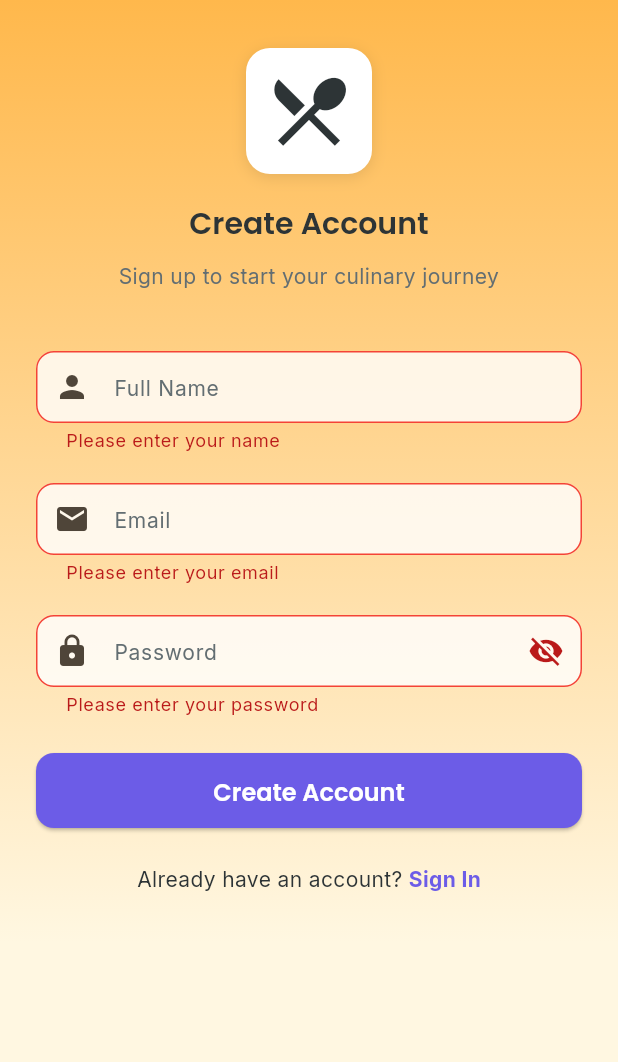
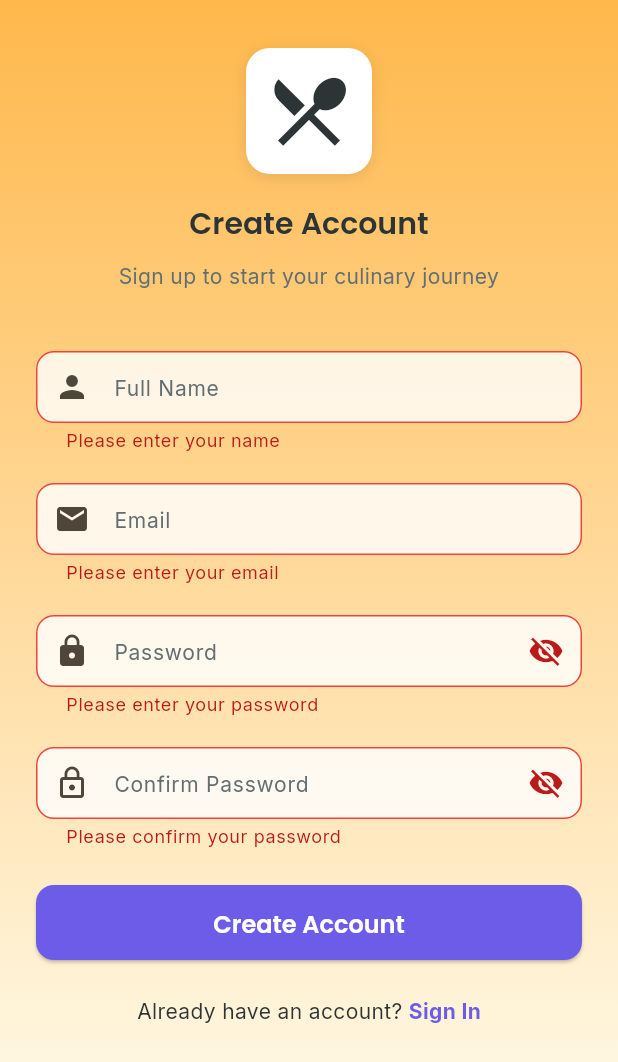
Before and after one commit to Ezakeil/bawarchi_app, a Flutter app: the SignupScreen screen opened by its route, after a tap on "Create Account", on a phone screen of 412 x 824 dp. Shown: the top 1062 px of the screen. Run offline on Flutter 3.47's test engine with Material 3 defaults, Android fonts, the phone set to English and light mode, and no system bars; our stand-ins replace cloud_firestore, firebase_auth, firebase_core, go_router, google_fonts; accounts and stored records are empty; network calls fail.

Commit message:
improved sign up

```diff
--- a/lib/features/auth/presentation/screens/signup_screen.dart
+++ b/lib/features/auth/presentation/screens/signup_screen.dart
@@ -12,11 +12,13 @@ class SignupScreen extends StatefulWidget {
 
 class _SignupScreenState extends State<SignupScreen> {
   bool obscurePassword = true;
+  bool obscureConfirmPassword = true;
   bool isLoading = false;
   final _formKey = GlobalKey<FormState>();
   final TextEditingController _nameController = TextEditingController();
   final TextEditingController _emailController = TextEditingController();
   final TextEditingController _passwordController = TextEditingController();
+  final TextEditingController _confirmPasswordController = TextEditingController();
   final AuthRepository _authRepository = AuthRepository();
 
   @override
@@ -24,6 +26,7 @@ class _SignupScreenState extends State<SignupScreen> {
     _nameController.dispose();
     _emailController.dispose();
     _passwordController.dispose();
+    _confirmPasswordController.dispose();
     super.dispose();
   }
 
@@ -49,8 +52,21 @@ class _SignupScreenState extends State<SignupScreen> {
     if (value == null || value.isEmpty) {
       return 'Please enter your password';
     }
-    if (value.length < 6) {
-      return 'Password must be at least 6 characters';
+    if (value.length < 8) {
+      return 'Password must be at least 8 characters';
+    }
+    if (!value.contains(RegExp(r'\d'))) {
+      return 'Password must contain at least one digit';
+    }
+    return null;
+  }
+
+  String? _validateConfirmPassword(String? value) {
+    if (value == null || value.isEmpty) {
+      return 'Please confirm your password';
+    }
+    if (value != _passwordController.text) {
+      return 'Passwords do not match';
     }
     return null;
   }
@@ -117,6 +133,8 @@ class _SignupScreenState extends State<SignupScreen> {
                         _buildEmailField(),
                         const SizedBox(height: 20),
                         _buildPasswordField(),
+                        const SizedBox(height: 20),
+                        _buildConfirmPasswordField(),
                         const SizedBox(height: 24),
                         _buildSignupButton(),
                       ],
@@ -227,6 +245,31 @@ class _SignupScreenState extends State<SignupScreen> {
     );
   }
 
+  Widget _buildConfirmPasswordField() {
+    return TextFormField(
+      controller: _confirmPasswordController,
+      obscureText: obscureConfirmPassword,
+      decoration: InputDecoration(
+        hintText: 'Confirm Password',
+        prefixIcon: const Icon(Icons.lock_outline),
+        suffixIcon: GestureDetector(
+          onTap: () {
+            setState(() {
+              obscureConfirmPassword = !obscureConfirmPassword;
+            });
+          },
+          child: Icon(
+            obscureConfirmPassword ? Icons.visibility_off : Icons.visibility,
+          ),
+        ),
+        border: OutlineInputBorder(borderRadius: BorderRadius.circular(12)),
+        filled: true,
+        fillColor: Colors.white.withOpacity(0.8),
+      ),
+      validator: _validateConfirmPassword,
+    );
+  }
+
   Widget _buildSignupButton() {
     return SizedBox(
       width: double.infinity,
```
